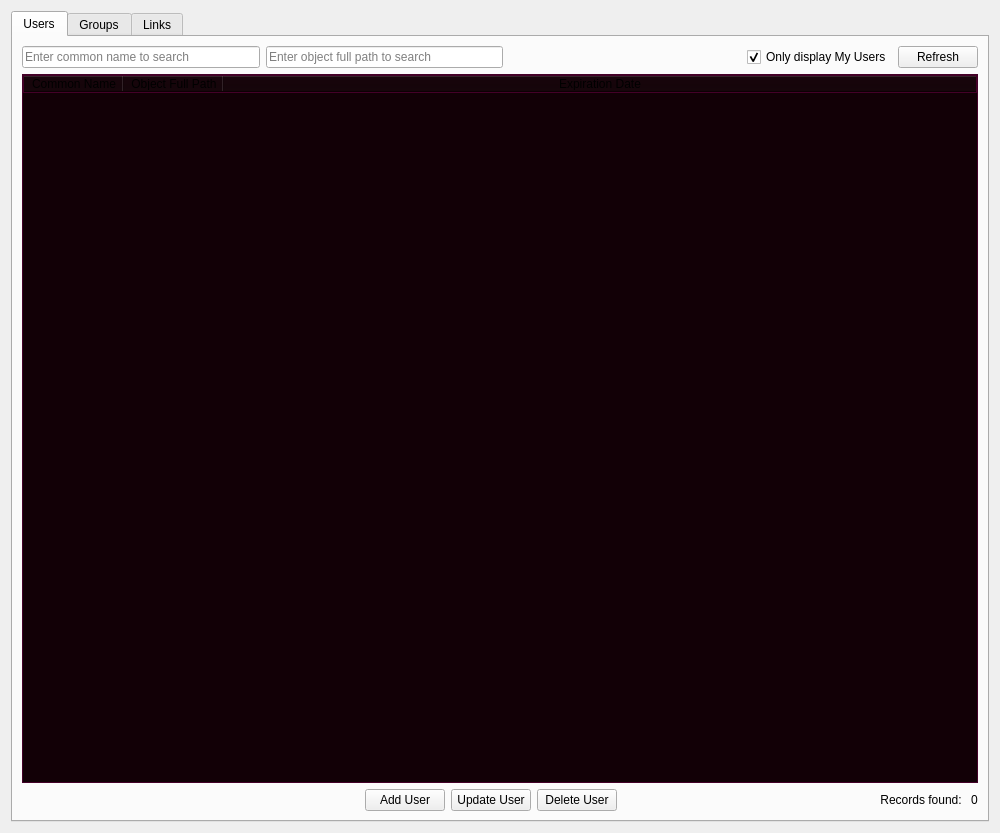
Above: src/qt/forms/bdappage.ui from Zero-Dynamics/cash-core before the change. Below: the same form after it.
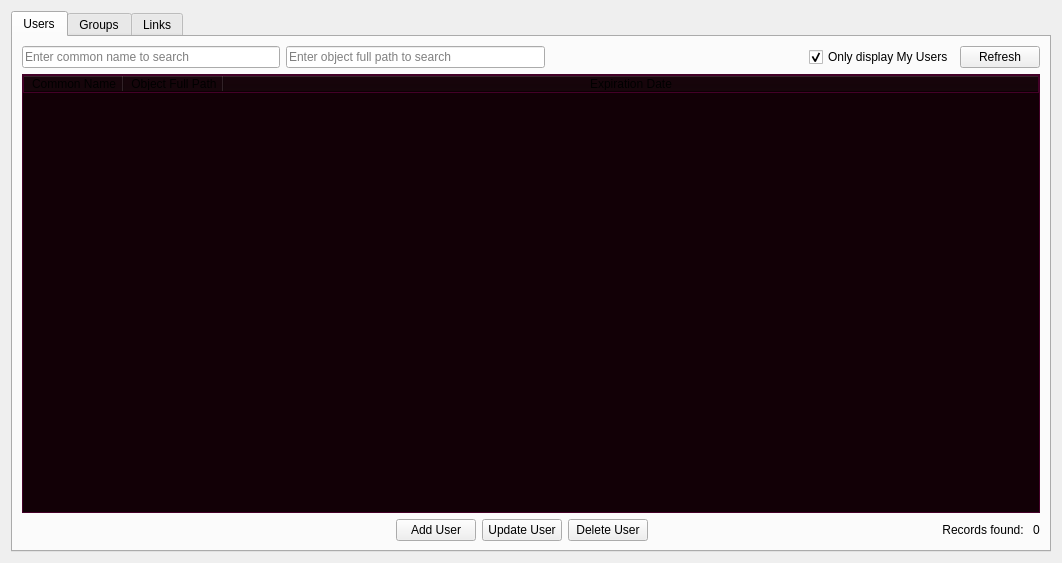
That is the form after the change. Icons and pictures are not drawn.

Patch:
```diff
--- a/src/qt/forms/bdappage.ui
+++ b/src/qt/forms/bdappage.ui
@@ -6,8 +6,8 @@
    <rect>
     <x>0</x>
     <y>0</y>
-    <width>1000</width>
-    <height>833</height>
+    <width>1062</width>
+    <height>563</height>
    </rect>
   </property>
   <property name="windowTitle">
```
